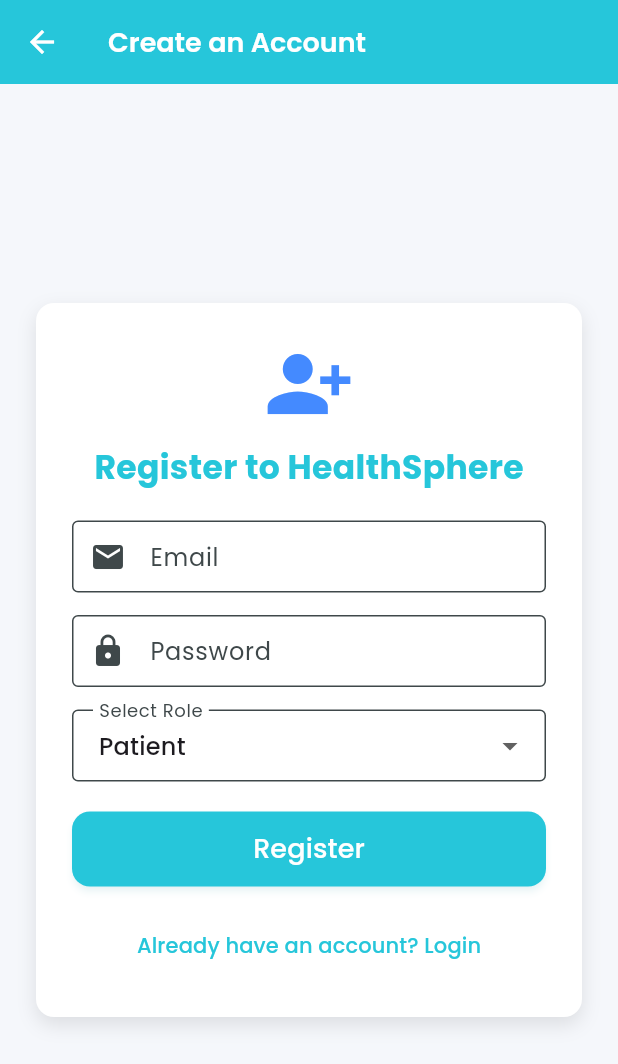
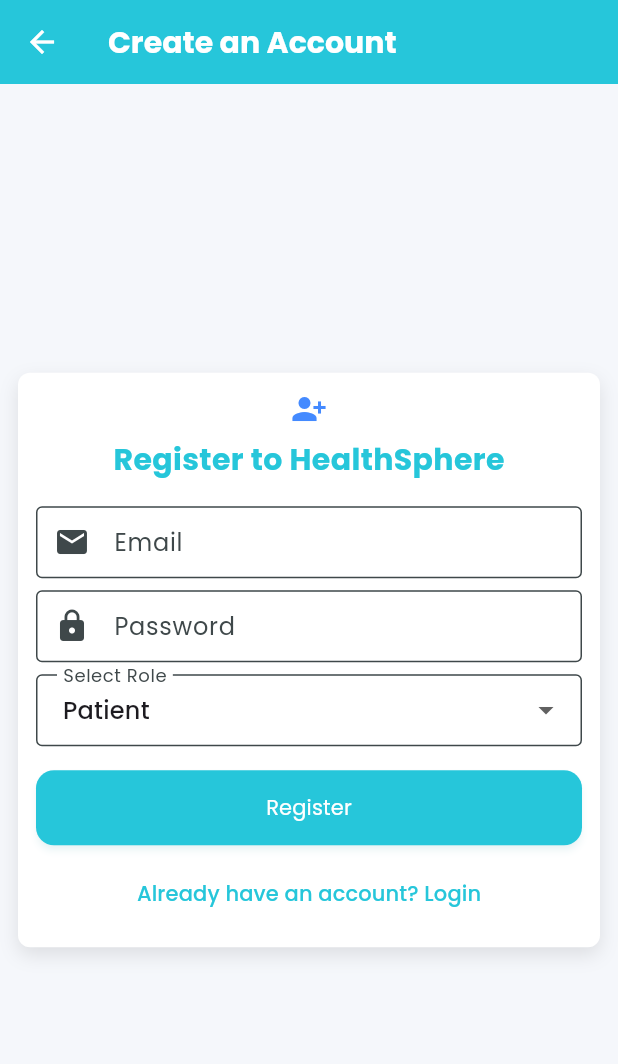
Before and after one commit to katefaithritcha-png/chmrsystem, a Flutter app: the LoginScreen screen opened by its route, after a tap on "Don’t have an account? Register here", on a phone screen of 412 x 824 dp. Shown: the top 1064 px of the screen. Run offline on Flutter 3.47's test engine with Material 3 defaults, Android fonts, the phone set to English and light mode, and no system bars; our stand-ins replace cloud_firestore, firebase_auth, firebase_core, fl_chart, google_fonts, shared_preferences; accounts and stored records are empty; network calls fail.

Commit message:
feat: Implement responsive design for critical screens (5/36)
- Updated login_screen with ResponsiveHelper for padding and border radius
- Implemented full responsive design in home_page with grid/list layouts
- Updated dashboard_admin to use ResponsiveHelper
- Implemented responsive register_screen with responsive text and spacing
- Updated appointments_screen with responsive padding and spacing
- All screens now support small phones (320px), large phones (600px), tablets (900px), and desktops (1200px+)

```diff
--- a/lib/screens/dashboard_admin.dart
+++ b/lib/screens/dashboard_admin.dart
@@ -9,14 +9,14 @@
 import '../models/dashboard_models.dart';
 import '../widgets/creative_dashboard.dart';
 import '../widgets/curvy_bottom_nav.dart';
+import '../core/responsive/responsive_helper.dart';
 
 class DashboardAdmin extends StatelessWidget {
   const DashboardAdmin({super.key});
 
   @override
   Widget build(BuildContext context) {
-    final width = MediaQuery.of(context).size.width;
-    final isMobile = width < 800;
+    final isMobile = ResponsiveHelper.isMobile(context);
     return Scaffold(
       backgroundColor: Theme.of(context).scaffoldBackgroundColor,
       appBar: AppBar(
--- a/lib/screens/login_screen.dart
+++ b/lib/screens/login_screen.dart
@@ -4,6 +4,7 @@
 import '../providers/auth_provider.dart';
 import '../services/auth_service.dart';
 import '../services/audit_service.dart';
+import '../core/responsive/responsive_helper.dart';
 
 class LoginScreen extends StatefulWidget {
   const LoginScreen({super.key});
@@ -31,17 +32,20 @@
     setState(() => _isLoading = false);
 
     if (role == "admin") {
-      AuditService().addEvent(actor: 'Admin: $email', action: 'Login', level: 'info');
+      AuditService()
+          .addEvent(actor: 'Admin: $email', action: 'Login', level: 'info');
       context.read<AuthProvider>().setRole('admin');
       if (!mounted) return;
       Navigator.pushReplacementNamed(context, '/admin');
     } else if (role == "health_worker") {
-      AuditService().addEvent(actor: 'Health Worker: $email', action: 'Login', level: 'info');
+      AuditService().addEvent(
+          actor: 'Health Worker: $email', action: 'Login', level: 'info');
       context.read<AuthProvider>().setRole('health_worker');
       if (!mounted) return;
       Navigator.pushReplacementNamed(context, '/worker');
     } else if (role == "patient") {
-      AuditService().addEvent(actor: 'Patient: $email', action: 'Login', level: 'info');
+      AuditService()
+          .addEvent(actor: 'Patient: $email', action: 'Login', level: 'info');
       context.read<AuthProvider>().setRole('patient');
       if (!mounted) return;
       Navigator.pushReplacementNamed(context, '/patient');
@@ -58,6 +62,10 @@
 
   @override
   Widget build(BuildContext context) {
+    final responsivePadding = ResponsiveHelper.getResponsivePadding(context);
+    final responsiveBorderRadius =
+        ResponsiveHelper.getResponsiveBorderRadius(context);
+
     return Scaffold(
       body: Container(
         width: double.infinity,
@@ -74,12 +82,12 @@
         ),
         child: Center(
           child: SingleChildScrollView(
-            padding: const EdgeInsets.all(24),
+            padding: responsivePadding,
             child: Container(
               constraints: const BoxConstraints(maxWidth: 1000),
               decoration: BoxDecoration(
                 color: Theme.of(context).cardColor,
-                borderRadius: BorderRadius.circular(20),
+                borderRadius: BorderRadius.circular(responsiveBorderRadius + 4),
                 boxShadow: [
                   BoxShadow(
                     color: Colors.black26.withAlpha(26),
@@ -118,7 +126,8 @@
                               Text(
                                 "Welcome to HealthSphere",
                                 style: TextStyle(
-                                  color: Theme.of(context).colorScheme.onPrimary,
+                                  color:
+                                      Theme.of(context).colorScheme.onPrimary,
                                   fontSize: 26,
                                   fontWeight: FontWeight.bold,
                                 ),
@@ -127,7 +136,8 @@
                               Text(
                                 "Manage community health records with efficiency and care.",
                                 style: TextStyle(
-                                  color: Theme.of(context).colorScheme.onPrimary,
+                                  color:
+                                      Theme.of(context).colorScheme.onPrimary,
                                   fontSize: 16,
                                 ),
                               ),
@@ -240,7 +250,8 @@
                                 : ElevatedButton(
                                     onPressed: _login,
                                     style: ElevatedButton.styleFrom(
-                                      backgroundColor: Theme.of(context).colorScheme.primary,
+                                      backgroundColor:
+                                          Theme.of(context).colorScheme.primary,
                                       minimumSize: const Size(
                                         double.infinity,
                                         50,
@@ -269,7 +280,8 @@
                                 child: Text(
                                   "Don’t have an account? Register here",
                                   style: TextStyle(
-                                    color: Theme.of(context).colorScheme.primary,
+                                    color:
+                                        Theme.of(context).colorScheme.primary,
                                     fontSize: 15,
                                     fontWeight: FontWeight.w500,
                                   ),
@@ -297,7 +309,8 @@
                             ),
                           ),
                           child: const Padding(
-                            padding: EdgeInsets.symmetric(horizontal: 20, vertical: 28),
+                            padding: EdgeInsets.symmetric(
+                                horizontal: 20, vertical: 28),
                             child: Row(
                               crossAxisAlignment: CrossAxisAlignment.center,
                               children: [
@@ -306,7 +319,8 @@
                                 SizedBox(width: 12),
                                 Expanded(
                                   child: Column(
-                                    crossAxisAlignment: CrossAxisAlignment.start,
+                                    crossAxisAlignment:
+                                        CrossAxisAlignment.start,
                                     mainAxisSize: MainAxisSize.min,
                                     children: [
                                       Text(
--- a/lib/screens/register_screen.dart
+++ b/lib/screens/register_screen.dart
@@ -2,6 +2,8 @@
 import '../services/auth_service.dart';
 import '../services/email_verification_service.dart';
 import '../screens/email_verification_screen.dart';
+import '../core/responsive/responsive_helper.dart';
+import '../core/responsive/responsive_text.dart';
 
 class RegisterScreen extends StatefulWidget {
   const RegisterScreen({super.key});
@@ -90,22 +92,28 @@
 
   @override
   Widget build(BuildContext context) {
+    final responsivePadding = ResponsiveHelper.getResponsivePadding(context);
+    final responsiveSpacing = ResponsiveHelper.getResponsiveSpacing(context);
+    final responsiveBorderRadius =
+        ResponsiveHelper.getResponsiveBorderRadius(context);
+    final responsiveIconSize = ResponsiveHelper.getResponsiveIconSize(context);
+
     return Scaffold(
       backgroundColor: const Color(0xFFF5F7FB),
       appBar: AppBar(
-        title: const Text("Create an Account"),
+        title: const ResponsiveHeading2("Create an Account"),
         backgroundColor: Theme.of(context).colorScheme.primary,
         elevation: 0,
       ),
       body: Center(
         child: SingleChildScrollView(
-          padding: const EdgeInsets.all(24),
+          padding: responsivePadding,
           child: Container(
             constraints: const BoxConstraints(maxWidth: 520),
-            padding: const EdgeInsets.all(24),
+            padding: responsivePadding,
             decoration: BoxDecoration(
               color: Colors.white,
-              borderRadius: BorderRadius.circular(12),
+              borderRadius: BorderRadius.circular(responsiveBorderRadius),
               boxShadow: [
                 BoxShadow(
                   color: Colors.black12.withAlpha(26),
@@ -118,21 +126,17 @@
               key: _formKey,
               child: Column(
                 children: [
-                  const Icon(
+                  Icon(
                     Icons.person_add_alt_1,
                     color: Colors.blueAccent,
-                    size: 60,
+                    size: responsiveIconSize,
                   ),
-                  const SizedBox(height: 10),
-                  Text(
+                  SizedBox(height: responsiveSpacing),
+                  ResponsiveHeading2(
                     "Register to HealthSphere",
-                    style: TextStyle(
-                      fontSize: 22,
-                      fontWeight: FontWeight.bold,
-                      color: Theme.of(context).colorScheme.primary,
-                    ),
+                    color: Theme.of(context).colorScheme.primary,
                   ),
-                  const SizedBox(height: 20),
+                  SizedBox(height: responsiveSpacing * 2),
                   TextFormField(
                     controller: _emailController,
                     decoration: const InputDecoration(
@@ -143,7 +147,7 @@
                     validator: (value) =>
                         value!.isEmpty ? "Please enter your email" : null,
                   ),
-                  const SizedBox(height: 15),
+                  SizedBox(height: responsiveSpacing),
                   TextFormField(
                     controller: _passwordController,
                     obscureText: true,
@@ -156,7 +160,7 @@
                         ? "Password must be at least 6 characters"
                         : null,
                   ),
-                  const SizedBox(height: 15),
+                  SizedBox(height: responsiveSpacing),
                   DropdownButtonFormField<String>(
                     initialValue: _selectedRole,
                     items: const [
@@ -180,7 +184,7 @@
                       border: OutlineInputBorder(),
                     ),
                   ),
-                  const SizedBox(height: 20),
+                  SizedBox(height: responsiveSpacing * 2),
                   _isLoading
                       ? const CircularProgressIndicator()
                       : ElevatedButton(
@@ -190,12 +194,12 @@
                                 Theme.of(context).colorScheme.primary,
                             minimumSize: const Size(double.infinity, 50),
                           ),
-                          child: const Text(
+                          child: const ResponsiveBody(
                             "Register",
-                            style: TextStyle(fontSize: 18, color: Colors.white),
+                            color: Colors.white,
                           ),
                         ),
-                  const SizedBox(height: 15),
+                  SizedBox(height: responsiveSpacing),
                   TextButton(
                     onPressed: () {
                       Navigator.pushReplacementNamed(context, '/login');
```
Also changed, not shown: lib/screens/appointments_screen.dart (+9 -4 lines), lib/screens/home_page.dart (+69 -6 lines), 1 other file.
